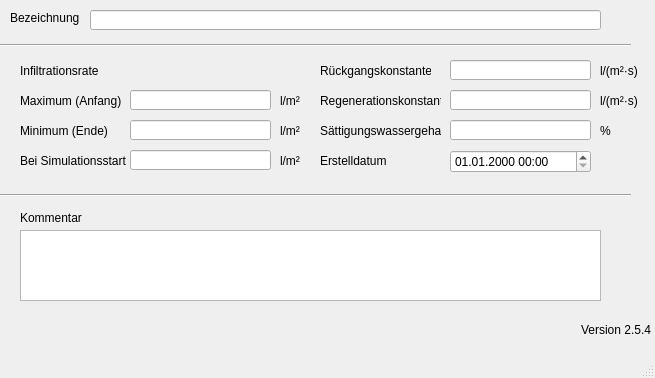
First picture: the form in qkan/forms/qkan_bodenklassen.ui, repository hoettges/QKan, before the edit.
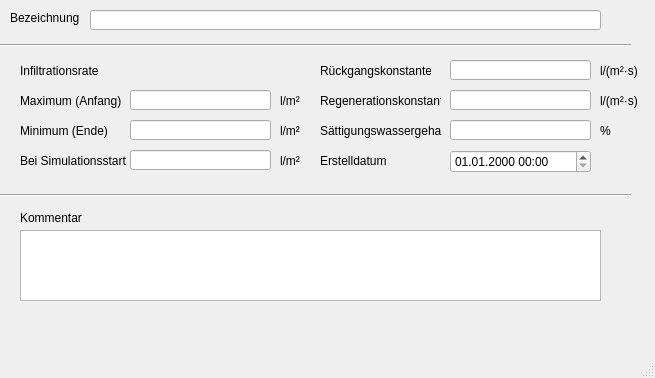
Second picture: the form after the edit. Custom widgets are drawn as their Qt base class.

The edit to the form file:
```diff
--- a/qkan/forms/qkan_bodenklassen.ui
+++ b/qkan/forms/qkan_bodenklassen.ui
@@ -331,25 +331,6 @@
      <string>Maximum (Anfang)</string>
     </property>
    </widget>
-   <widget class="QLabel" name="lb_version">
-    <property name="geometry">
-     <rect>
-      <x>580</x>
-      <y>320</y>
-      <width>71</width>
-      <height>20</height>
-     </rect>
-    </property>
-    <property name="toolTip">
-     <string>Version QKan Import</string>
-    </property>
-    <property name="text">
-     <string>Version 2.5.4</string>
-    </property>
-    <property name="alignment">
-     <set>Qt::AlignRight|Qt::AlignTrailing|Qt::AlignVCenter</set>
-    </property>
-   </widget>
    <widget class="QgsDateTimeEdit" name="createdat">
     <property name="geometry">
      <rect>
```
